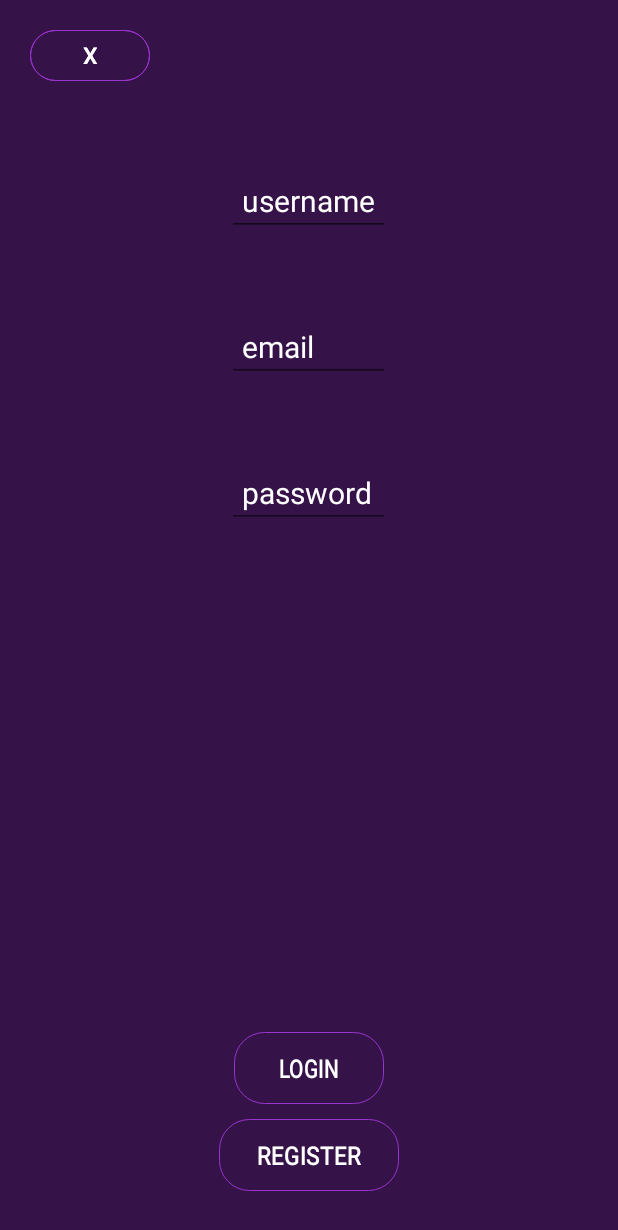
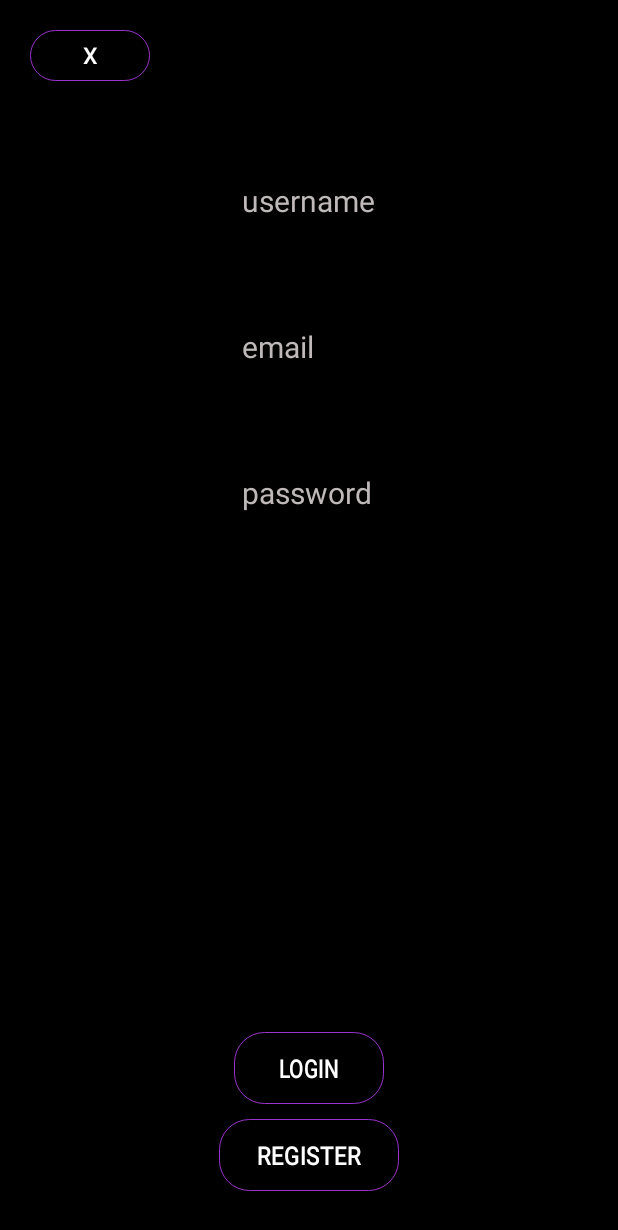
Before and after one commit to raunaqrox/icho-android, an Android app: the screen it shows after launch (MainActivity), on a phone screen of 412 x 824 dp. Shown: the top 1230 px of the screen. Run offline under Robolectric (Android 15) with nearby library versions, the light colour scheme and no system bars; our stand-ins replace Volley; libraries missing offline, so code that uses them is left out: com.koushikdutta.async, com.sothree.slidinguppanel, com.wang.avi; plain views replace AVLoadingIndicatorView, SlidingUpPanelLayout; 3 statements that could not run were skipped.

Commit message:
working basic stuff, fixed stupid xml bugs

```diff
--- a/app/src/main/java/in/icho/ui/activities/MainActivity.java
+++ b/app/src/main/java/in/icho/ui/activities/MainActivity.java
@@ -16,6 +16,7 @@ import android.support.v7.app.AppCompatActivity;
 import android.support.v7.widget.Toolbar;
 import android.util.Log;
 import android.view.MenuItem;
+import android.view.MotionEvent;
 import android.view.View;
 import android.widget.Button;
 import android.widget.Toast;
@@ -40,20 +41,14 @@ public class MainActivity extends AppCompatActivity {
     protected void onCreate(Bundle savedInstanceState) {
         super.onCreate(savedInstanceState);
         setContentView(R.layout.activity_main);
-        Log.d("ICHO_LOG", "onCreate");
 
 
         Toolbar toolbar = (Toolbar) findViewById(R.id.toolbar);
         setSupportActionBar(toolbar);
         ActionBar actionBar = getSupportActionBar();
-        Log.d("ICHO_LOG", "onCreate");
 //        actionBar.setDisplayHomeAsUpEnabled(true);
 
         mDrawerLayout = (DrawerLayout) findViewById(R.id.drawer_layout);
-        Log.d("ICHO_LOG","before loginInit");
-        loginInit();
-        Log.d("ICHO_LOG", "login init done");
-
 
         NavigationView navigationView = (NavigationView) findViewById(R.id.navigation_view);
         navigationView.setNavigationItemSelectedListener(new NavigationView.OnNavigationItemSelectedListener() {
@@ -113,32 +108,16 @@ public class MainActivity extends AppCompatActivity {
 
             }
         });
+
+        initLogin();
     }
 
-    public void showLoginFragment(){
-        Log.d("ICHO_LOG", "here!!!");
+    public void initLogin(){
         loginFragment = new LoginFragment();
-        FragmentTransaction loginTransaction = getFragmentManager().beginTransaction();
-        loginTransaction.replace(R.id.fragment_container, loginFragment);
-        loginTransaction.commit();
-    }
-
-    public void loginInit(){
-        Log.d("ICHO_LOG","starting login init");
-        showLoginFragment();
-        closeLogin = (Button) findViewById(R.id.closeLogin);
-        Log.d("ICHO_LOG", "here!");
-        closeLogin.setOnClickListener(new View.OnClickListener() {
-            @Override
-            public void onClick(View v) {
-                if (loginFragment != null)
-                    findViewById(R.id.fragment_container).setVisibility(View.INVISIBLE);
-            }
-        });
-    }
-
-    public void initHomeFragment() {
-
+        getFragmentManager()
+                .beginTransaction()
+                .add(R.id.fragment_container, loginFragment)
+                .commit();
     }
 
     @Override
--- a/app/src/main/java/in/icho/ui/fragments/LoginFragment.java
+++ b/app/src/main/java/in/icho/ui/fragments/LoginFragment.java
@@ -4,6 +4,7 @@ import android.os.Bundle;
 import android.app.Fragment;
 import android.support.v7.widget.RecyclerView;
 import android.view.LayoutInflater;
+import android.view.MotionEvent;
 import android.view.View;
 import android.view.ViewGroup;
 import android.widget.Button;
@@ -13,6 +14,9 @@ import in.icho.R;
 
 public class LoginFragment extends Fragment {
     private String type;
+    private Button closeLogin;
+    View loginView;
+    LoginFragment thisFragment;
     public LoginFragment() {
 
     }
@@ -20,11 +24,51 @@ public class LoginFragment extends Fragment {
     @Override
     public View onCreateView(LayoutInflater inflater, ViewGroup container,
                              Bundle savedInstanceState) {
-        View v = inflater.inflate(R.layout.fragment_login, container, false);
-        return v;
+        loginView = inflater.inflate(R.layout.fragment_login, container, false);
+        return loginView;
     }
+
+    @Override
+    public void onViewCreated(View view, Bundle savedInstanceState) {
+        super.onViewCreated(view, savedInstanceState);
+        closeLogin = (Button) view.findViewById(R.id.closeLogin);
+        final Fragment f = (Fragment)this;
+        closeLogin.setOnClickListener(new View.OnClickListener() {
+            @Override
+            public void onClick(View v) {
+                getActivity().getFragmentManager().beginTransaction().remove(f).commit();
+            }
+        });
+
+    }
+
+    public void hideFragment(View loginFragment) {
+        loginFragment.setVisibility(View.GONE);
+    }
+
+    public void hideTextViews(View loginFragment) {
+        loginFragment.findViewById(R.id.username).setVisibility(View.INVISIBLE);
+        loginFragment.findViewById(R.id.password).setVisibility(View.INVISIBLE);
+        loginFragment.findViewById(R.id.email).setVisibility(View.INVISIBLE);
+    }
+
+    public void showLoginTextViews(View loginFragment) {
+        hideTextViews(loginFragment);
+        loginFragment.findViewById(R.id.username).setVisibility(View.VISIBLE);
+        loginFragment.findViewById(R.id.password).setVisibility(View.VISIBLE);
+    }
+
+    public void showRegistrationTextViews(View loginFragment) {
+        loginFragment.findViewById(R.id.username).setVisibility(View.VISIBLE);
+        loginFragment.findViewById(R.id.password).setVisibility(View.VISIBLE);
+        loginFragment.findViewById(R.id.email).setVisibility(View.VISIBLE);
+    }
+
+    public void removeFragment(){
+//        this.removeFragment();
+    }
+
     public void setType(String type){
         this.type = type;
     }
-
 }
--- a/app/src/main/res/layout/activity_main.xml
+++ b/app/src/main/res/layout/activity_main.xml
@@ -6,7 +6,7 @@
     android:layout_height="match_parent"
     android:fitsSystemWindows="true">
 
-    <RelativeLayout
+    <FrameLayout
         android:background="@color/icho_black"
         android:layout_width="match_parent"
         android:layout_height="match_parent">
@@ -63,18 +63,14 @@
             </com.sothree.slidinguppanel.SlidingUpPanelLayout>
 
         </LinearLayout>
-        <LinearLayout
+        <FrameLayout
+            android:id="@+id/fragment_container"
+            android:name="in.icho.ui.fragments.LoginFragment"
             android:layout_width="fill_parent"
-            android:layout_height="fill_parent"
-            android:clickable="true">
-            <fragment
-                android:id="@+id/fragment_container"
-                android:name="in.icho.ui.fragments.LoginFragment"
-                android:layout_width="fill_parent"
-                android:layout_height="fill_parent"/>
-        </LinearLayout>
+            android:layout_height="fill_parent"/>
 
-    </RelativeLayout>
+
+    </FrameLayout>
 
     <android.support.design.widget.NavigationView
         android:id="@+id/navigation_view"
--- a/app/src/main/res/layout/fragment_login.xml
+++ b/app/src/main/res/layout/fragment_login.xml
@@ -2,9 +2,8 @@
     xmlns:tools="http://schemas.android.com/tools" android:layout_width="match_parent"
     android:layout_height="match_parent" tools:context="in.icho.ui.fragments.LoginFragment"
     android:background="@color/icho_black2"
-    android:backgroundTint="@color/primary"
-    android:backgroundTintMode="multiply"
-    android:clickable="false">
+    android:backgroundTint="#000000"
+    android:backgroundTintMode="multiply">
 
     <Button
         android:layout_width="wrap_content"
@@ -73,7 +72,7 @@
             android:hint="username"
             android:layout_gravity="center_horizontal|top"
             android:textColor="@color/primary"
-            android:textColorHint="#ffffff" />
+            android:textColorHint="#BFB9B9" />
 
         <EditText
             android:id="@+id/email"
@@ -86,7 +85,7 @@
             android:hint="email"
             android:layout_gravity="center_horizontal|top"
             android:textColor="@color/primary"
-            android:textColorHint="#ffffff" />
+            android:textColorHint="#BFB9B9" />
 
         <EditText
             android:id="@+id/password"
@@ -100,7 +99,7 @@
             android:hint="password"
             android:layout_gravity="center_horizontal|top"
             android:textColor="@color/primary"
-            android:textColorHint="#ffffff" />
+            android:textColorHint="#BFB9B9" />
 
     </LinearLayout>
 
```
Also changed, not shown: 30 other files.
